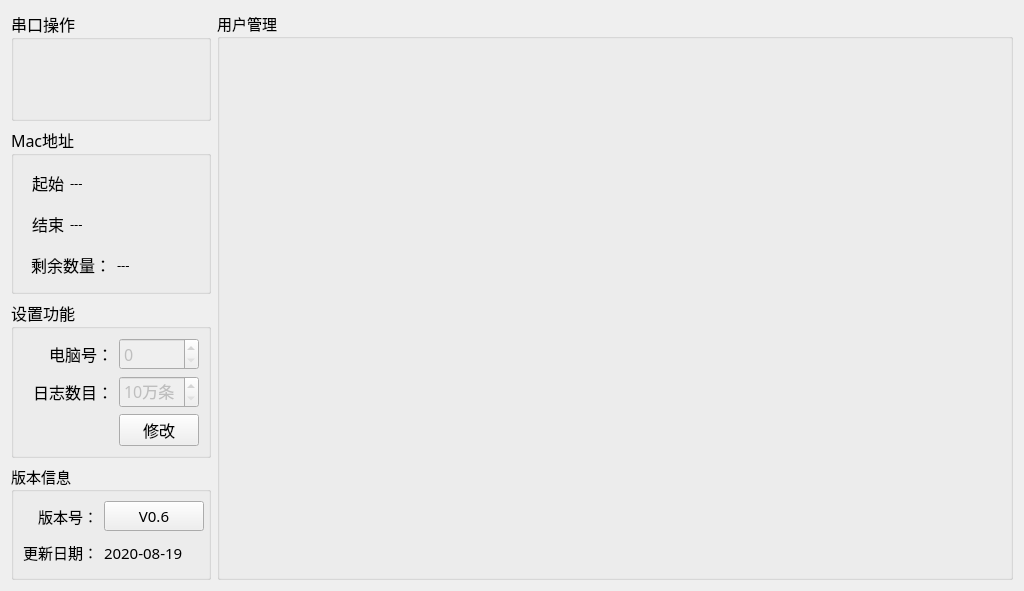
Before: the Qt Designer form PDU-Settings/setups/setup_mainwid.ui in ChinaClever/PDU-Settings, drawn with Qt 5.
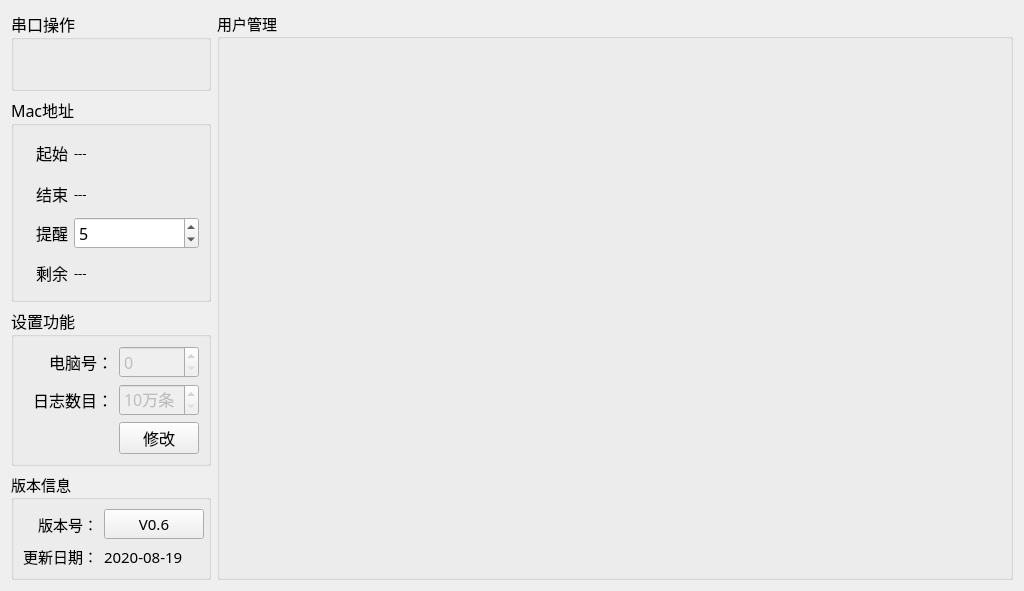
After: the same form once the commit is applied.

Commit message: 增加MAC提醒功能

```diff
--- a/PDU-Settings/setups/setup_mainwid.ui
+++ b/PDU-Settings/setups/setup_mainwid.ui
@@ -77,7 +77,7 @@
      <property name="maximumSize">
       <size>
        <width>200</width>
-       <height>240</height>
+       <height>260</height>
       </size>
      </property>
      <property name="font">
@@ -112,8 +112,8 @@
         </property>
        </widget>
       </item>
-      <item row="1" column="1" colspan="3">
-       <widget class="QLabel" name="endMacLab">
+      <item row="0" column="1" colspan="2">
+       <widget class="QLabel" name="startMacLab">
         <property name="font">
          <font>
           <family>宋体</family>
@@ -147,7 +147,61 @@
         </property>
        </widget>
       </item>
-      <item row="2" column="0" colspan="2">
+      <item row="1" column="1" colspan="2">
+       <widget class="QLabel" name="endMacLab">
+        <property name="font">
+         <font>
+          <family>宋体</family>
+          <pointsize>10</pointsize>
+         </font>
+        </property>
+        <property name="text">
+         <string>---</string>
+        </property>
+       </widget>
+      </item>
+      <item row="2" column="0">
+       <widget class="QLabel" name="label_14">
+        <property name="minimumSize">
+         <size>
+          <width>0</width>
+          <height>30</height>
+         </size>
+        </property>
+        <property name="maximumSize">
+         <size>
+          <width>50</width>
+          <height>16777215</height>
+         </size>
+        </property>
+        <property name="text">
+         <string>提醒</string>
+        </property>
+        <property name="alignment">
+         <set>Qt::AlignRight|Qt::AlignTrailing|Qt::AlignVCenter</set>
+        </property>
+       </widget>
+      </item>
+      <item row="2" column="1" colspan="2">
+       <widget class="QSpinBox" name="spinBox">
+        <property name="suffix">
+         <string/>
+        </property>
+        <property name="prefix">
+         <string/>
+        </property>
+        <property name="minimum">
+         <number>1</number>
+        </property>
+        <property name="maximum">
+         <number>99</number>
+        </property>
+        <property name="value">
+         <number>5</number>
+        </property>
+       </widget>
+      </item>
+      <item row="3" column="0">
        <widget class="QLabel" name="label_11">
         <property name="minimumSize">
          <size>
@@ -155,15 +209,21 @@
           <height>35</height>
          </size>
         </property>
+        <property name="maximumSize">
+         <size>
+          <width>80</width>
+          <height>16777215</height>
+         </size>
+        </property>
         <property name="text">
-         <string>剩余数量：</string>
+         <string>剩余</string>
         </property>
         <property name="alignment">
          <set>Qt::AlignRight|Qt::AlignTrailing|Qt::AlignVCenter</set>
         </property>
        </widget>
       </item>
-      <item row="2" column="2" colspan="2">
+      <item row="3" column="1" colspan="2">
        <widget class="QLabel" name="cntMacLab">
         <property name="font">
          <font>
@@ -176,19 +236,6 @@
         </property>
        </widget>
       </item>
-      <item row="0" column="1" colspan="3">
-       <widget class="QLabel" name="startMacLab">
-        <property name="font">
-         <font>
-          <family>宋体</family>
-          <pointsize>10</pointsize>
-         </font>
-        </property>
-        <property name="text">
-         <string>---</string>
-        </property>
-       </widget>
-      </item>
      </layout>
     </widget>
    </item>
@@ -290,7 +337,7 @@
      <property name="maximumSize">
       <size>
        <width>200</width>
-       <height>200</height>
+       <height>180</height>
       </size>
      </property>
      <property name="title">
```
The commit also changes 4 other files.
